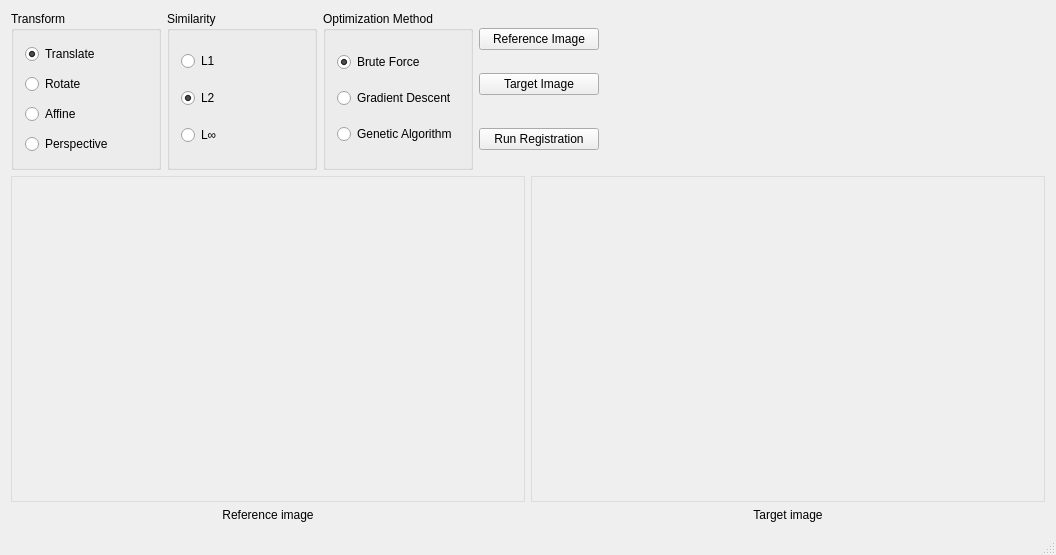
First picture: the form in ImageRegistration/imageregistration.ui, repository b-z/ImageRegistration, before the edit.
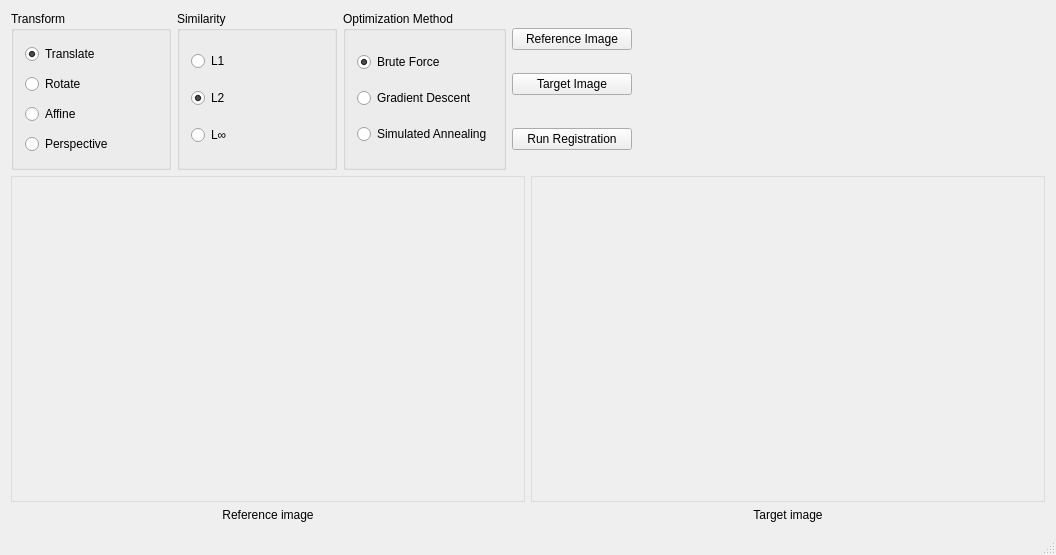
Second picture: the form after the edit.

Diff of the .ui file:
```diff
--- a/ImageRegistration/imageregistration.ui
+++ b/ImageRegistration/imageregistration.ui
@@ -38,7 +38,7 @@
           </property>
           <property name="minimumSize">
            <size>
-            <width>150</width>
+            <width>160</width>
             <height>0</height>
            </size>
           </property>
@@ -120,7 +120,7 @@
           </property>
           <property name="minimumSize">
            <size>
-            <width>150</width>
+            <width>160</width>
             <height>0</height>
            </size>
           </property>
@@ -189,7 +189,7 @@
           </property>
           <property name="minimumSize">
            <size>
-            <width>150</width>
+            <width>160</width>
             <height>0</height>
            </size>
           </property>
@@ -235,7 +235,7 @@
               </size>
              </property>
              <property name="text">
-              <string>Genetic Algorithm</string>
+              <string>Simulated Annealing</string>
              </property>
             </widget>
            </item>
```
Left out of the diff: 2 changed lines with no effect on the pictures.
